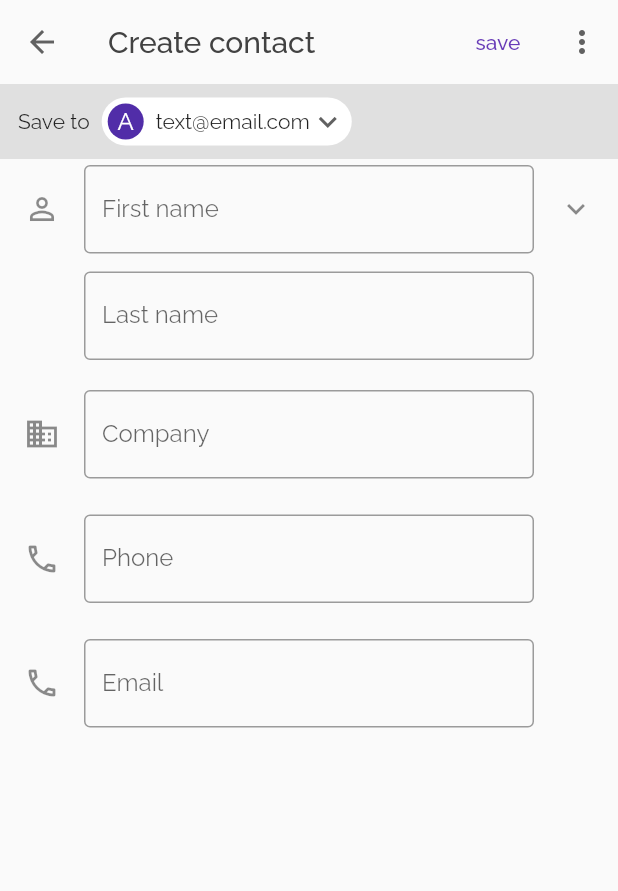
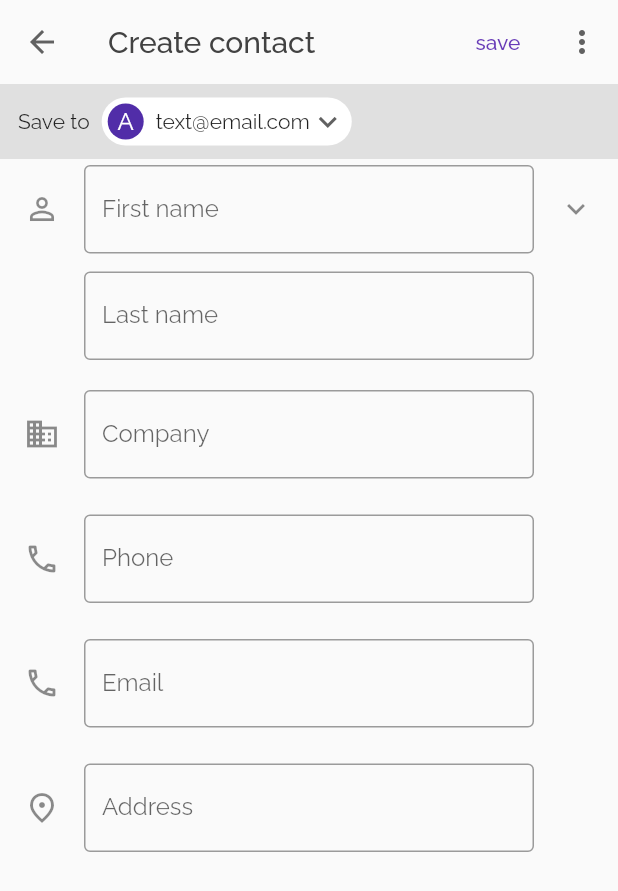
Before and after one commit to ChegeBryan/google-contacts-mock, a Flutter app: the AddContact screen opened directly, on a phone screen of 412 x 824 dp. Shown: the top 891 px of the screen. Run offline on Flutter 3.47's test engine with Material 2 defaults, Android fonts, the phone set to English and light mode, and no system bars; missing offline and left inert: floating_search_bar.

Commit message:
Add home address input field

```diff
--- a/lib/ui/add_contact_form.dart
+++ b/lib/ui/add_contact_form.dart
@@ -74,7 +74,21 @@ class _AddContactFormFieldsState extends State<AddContactFormFields> {
           ),
           Visibility(
             child: Column(
-              children: [],
+              children: [
+                Padding(
+                  padding: EdgeInsets.only(right: 40.0, top: 16.0),
+                  child: ListTile(
+                    title: TextFormField(
+                      keyboardType: TextInputType.streetAddress,
+                      decoration: InputDecoration(
+                        icon: Icon(Icons.place_outlined),
+                        labelText: "Address",
+                        border: OutlineInputBorder(),
+                      ),
+                    ),
+                  ),
+                ),
+              ],
             ),
           )
         ],
```
